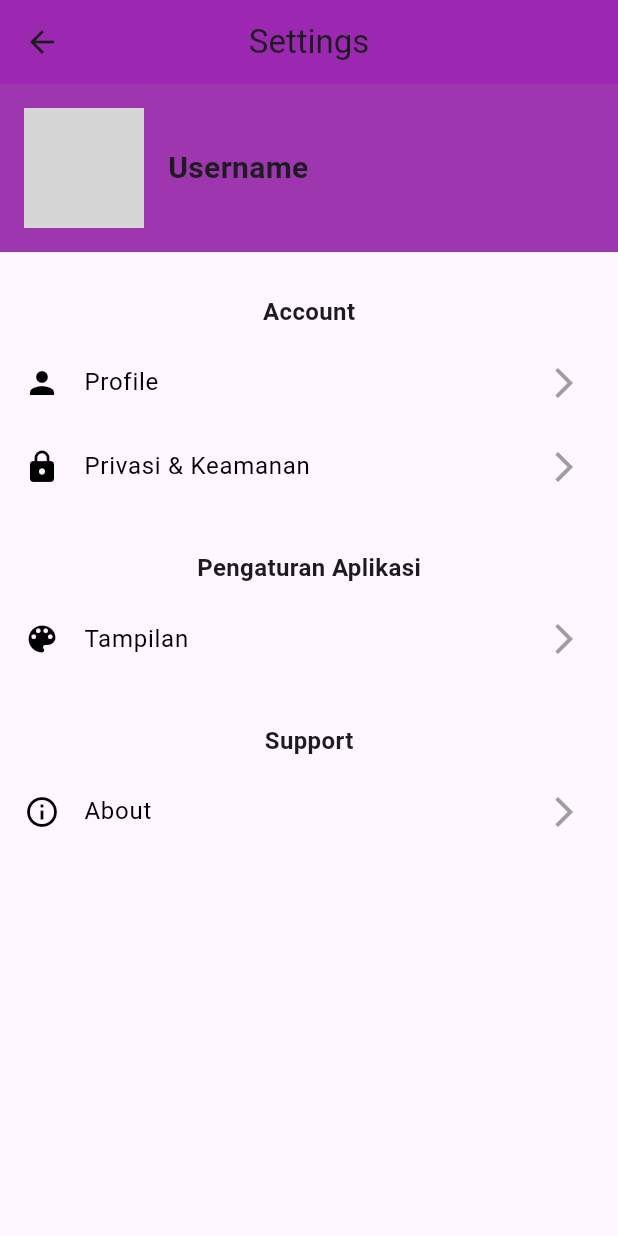
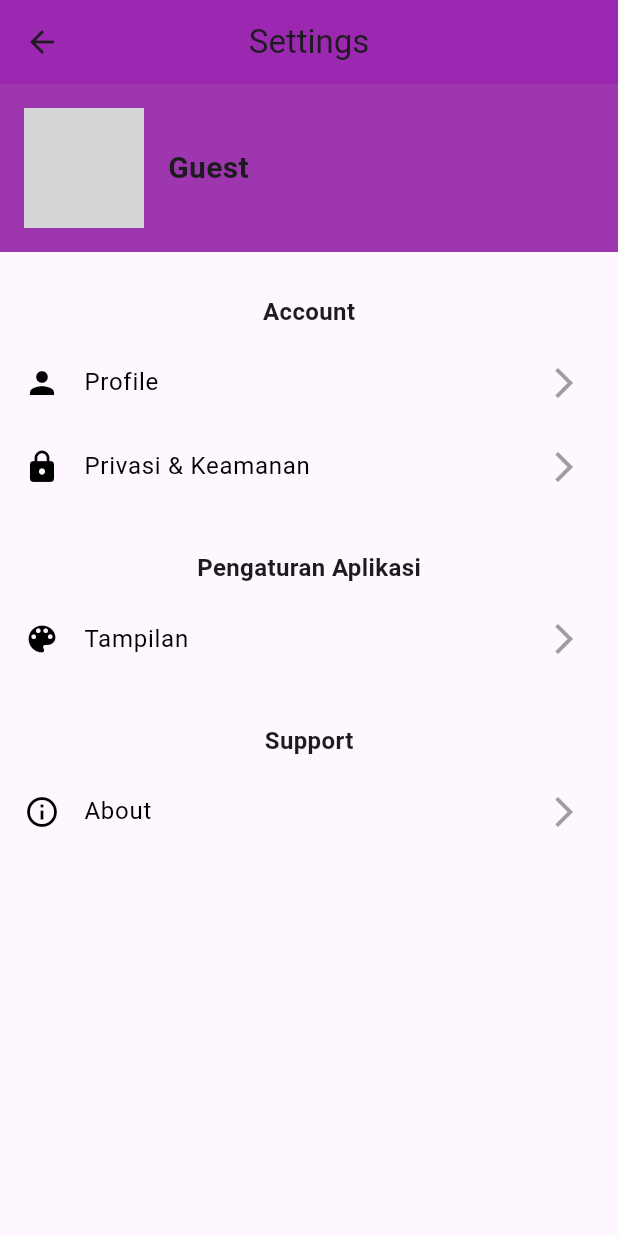
Before and after one commit to miezlearning/serenitas-chat, a Flutter app: the MySettingsPage screen opened by its route, on a phone screen of 412 x 824 dp. Run offline on Flutter 3.47's test engine with Material 3 defaults, Android fonts, the phone set to English and light mode, and no system bars; our stand-ins replace google_fonts, image_picker, introduction_screen, shared_preferences; accounts and stored records are empty; grey boxes are pictures that could not be loaded.

```diff
--- a/serenitas/lib/controller/account.dart
+++ b/serenitas/lib/controller/account.dart
@@ -1,17 +1,25 @@
 import 'package:flutter/material.dart';
+import 'dart:typed_data';
 
 class AccountData extends ChangeNotifier {
-  final Map<String, Map<String, String>> _registeredUsers = {}; // Stores username-password-gender
+  final Map<String, Map<String, dynamic>> _registeredUsers = {}; // Change profilePicture to dynamic
   String? _currentUser;
 
   String? get currentUser => _currentUser;
 
   String? get currentGender {
-  if (_currentUser != null && _registeredUsers[_currentUser] != null) {
-    return _registeredUsers[_currentUser]!['gender'];
+    if (_currentUser != null && _registeredUsers[_currentUser] != null) {
+      return _registeredUsers[_currentUser]!['gender'] as String?;
+    }
+    return null;
   }
-  return null;
-}
+
+  Uint8List? get profilePicture {
+    if (_currentUser != null && _registeredUsers[_currentUser] != null) {
+      return _registeredUsers[_currentUser]!['profilePicture'] as Uint8List?;
+    }
+    return null;
+  }
 
   bool login(String username, String password) {
     if (_registeredUsers.containsKey(username) &&
@@ -27,9 +35,20 @@ class AccountData extends ChangeNotifier {
     if (_registeredUsers.containsKey(username)) {
       return false;
     }
-    _registeredUsers[username] = {'password': password, 'gender': gender};
+    _registeredUsers[username] = {
+      'password': password,
+      'gender': gender,
+      'profilePicture': null, // Default profile picture is null
+    };
     notifyListeners();
     return true;
+  }
+
+  void updateProfilePicture(Uint8List newProfilePicture) {
+    if (_currentUser != null && _registeredUsers[_currentUser] != null) {
+      _registeredUsers[_currentUser]!['profilePicture'] = newProfilePicture;
+      notifyListeners();
+    }
   }
 
   void logout() {
--- a/serenitas/lib/controller/predict.dart
+++ b/serenitas/lib/controller/predict.dart
@@ -4,7 +4,7 @@ import 'package:http/http.dart' as http;
 
 class PredictionProvider extends ChangeNotifier {
   // static const String apiUrl = "https://e1ba-35-231-35-118.ngrok-free.app/predict";
-  static const String apiUrl = "https://bc54-2001-448a-6000-da88-17f-b5f-c730-8f8a.ngrok-free.app/predict";
+  static const String apiUrl = "https://50d9-34-139-8-122.ngrok-free.app/predict";
 
   bool _isLoading = false;
   String? _lastResponse;
--- a/serenitas/lib/pages/setting_page.dart
+++ b/serenitas/lib/pages/setting_page.dart
@@ -1,4 +1,6 @@
 import 'package:flutter/material.dart';
+import 'package:provider/provider.dart';
+import 'package:serenitas/controller/account.dart';
 import 'package:serenitas/widgets/list_tile.dart';
 import 'package:serenitas/widgets/section_header.dart';
 
@@ -7,6 +9,8 @@ class MySettingsPage extends StatelessWidget {
 
   @override
   Widget build(BuildContext context) {
+    final loginController = Provider.of<AccountData>(context);
+
     return Scaffold(
       appBar: AppBar(
         title: const Text('Settings'),
@@ -22,21 +26,18 @@ class MySettingsPage extends StatelessWidget {
               padding: const EdgeInsets.all(16.0),
               child: Row(
                 children: [
-                  // User avatar
-                  const CircleAvatar(
+                  CircleAvatar(
                     radius: 40,
-                    backgroundImage: AssetImage(
-                        'assets/images/user_avatar.png'),
-                  ),
+                    backgroundImage: loginController.profilePicture != null
+                    ? MemoryImage(loginController.profilePicture!)
+                    : const AssetImage('assets/profile.png') as ImageProvider),
                   const SizedBox(width: 16),
-                  // User info
                   Column(
                     crossAxisAlignment: CrossAxisAlignment.start,
-                    children: const [
+                    children: [
                       Text(
-                        'Username',
-                        style: TextStyle(
-                          // color: Colors.white,
+                        loginController.currentUser ?? 'Guest',
+                        style: const TextStyle(
                           fontSize: 20,
                           fontWeight: FontWeight.bold,
                         ),
@@ -80,7 +81,6 @@ class MySettingsPage extends StatelessWidget {
           ],
         ),
       ),
-      // backgroundColor: Colors.white,
     );
   }
 }
--- a/serenitas/pubspec.yaml
+++ b/serenitas/pubspec.yaml
@@ -40,6 +40,7 @@ dependencies:
   cupertino_icons: ^1.0.8
   google_fonts: ^6.2.1
   image_picker: ^1.1.2
+  path_provider: ^2.0.11
 
 dev_dependencies:
   flutter_test:
```
Also changed, not shown: serenitas/lib/controller/chat.dart (+10 -0 lines), serenitas/lib/pages/change_profile.dart (+14 -37 lines), serenitas/lib/pages/home_page.dart (+46 -25 lines), serenitas/lib/pages/profile_page.dart (+8 -4 lines), serenitas/lib/widgets/side_navbar.dart (+8 -10 lines), serenitas/pubspec.lock, 1 other file.
